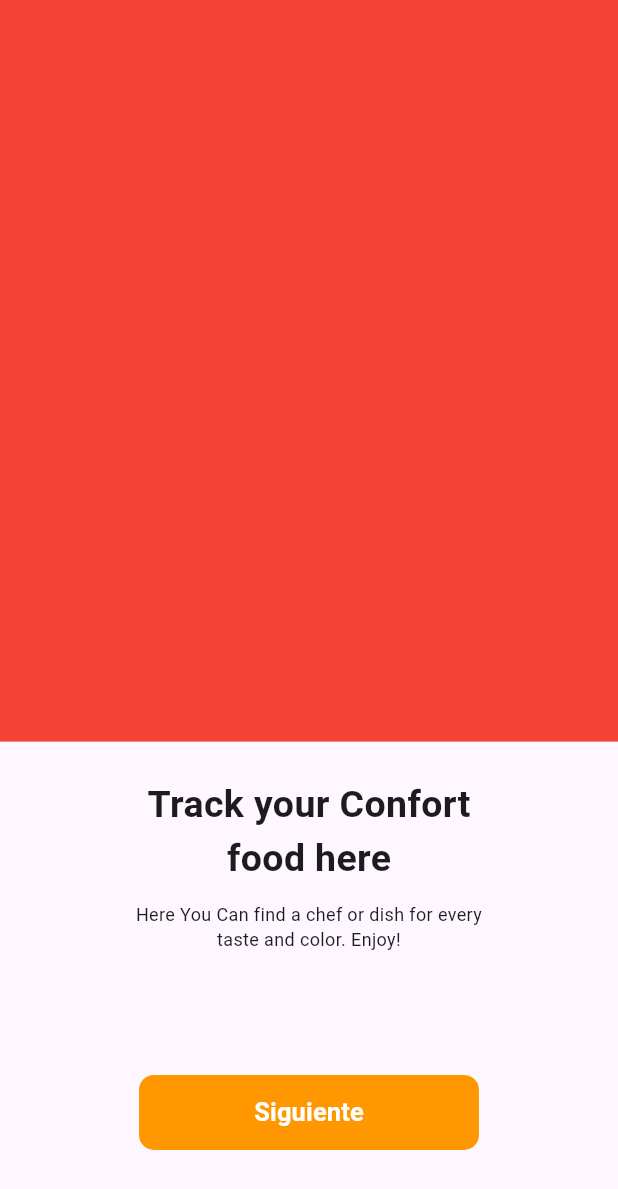
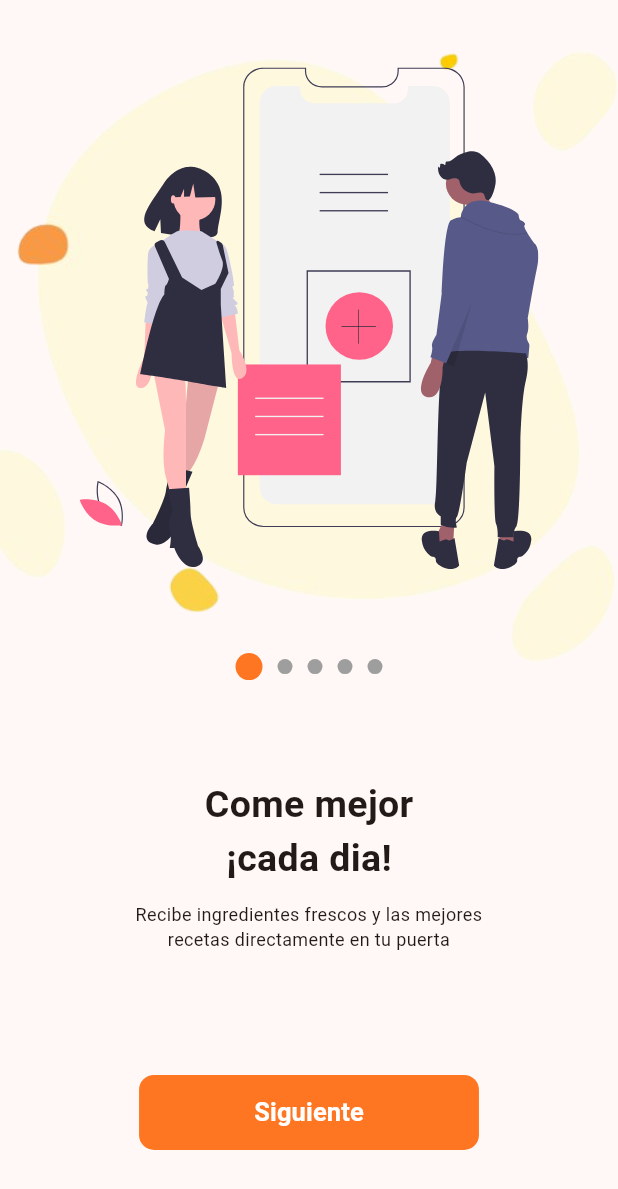
Before and after one commit to manuelcastrobarinas/platosyplan_app_flutter, a Flutter app: the screen it shows after launch, on a phone screen of 412 x 824 dp. Shown: the top 1189 px of the screen. Run offline on Flutter 3.47's test engine with Material 3 defaults, Android fonts, the phone set to English and light mode, and no system bars; our stand-ins replace bloc, flutter_bloc, flutter_svg.

Commit message:
add sliderShow Component create slide bloc, create loadingScreen

```diff
--- /dev/null
+++ b/lib/bloc/slidershow/slidershow_bloc.dart
@@ -0,0 +1,27 @@
+import 'package:bloc/bloc.dart';
+import 'package:flutter/material.dart';
+
+part 'slidershow_event.dart';
+part 'slidershow_state.dart';
+
+class SlidershowBloc extends Bloc<SlidershowEvent, SlidershowState> {
+  SlidershowBloc() : super(SlidershowState()) {
+    on<OnChangeDotsPositionEvent>   ((event, emit) => emit(state.copyWith(dotsUp : event.isDotsUp)));
+    on<OnChangePrimaryColorEvent>   ((event, emit) => emit(state.copyWith(primaryColor    : event.newPrimaryColor)));
+    on<OnChangeSecondaryColorEvent> ((event, emit) => emit(state.copyWith(secondaryColor  : event.secondaryColor)));
+    on<OnChangeBulletPrimaryEvent>  ((event, emit) => emit(state.copyWith(bulletPrimary   : event.newbulletPrimary)));
+    on<OnChangeBulletSecondaryEvent>((event, emit) => emit(state.copyWith(bulletSecondary : event.newbulletSecondary)));
+    on<OnChangeCurrentPageEvent>    ((event, emit) => emit(state.copyWith(currentPage     : event.newCurrentPage)));
+  }
+
+  //change Dots Position
+  void changeDotsPosition({required bool isDotsUp}) => add(OnChangeDotsPositionEvent(isDotsUp: isDotsUp));
+  //change Colors
+  void changePrimaryColor({required Color newPrimaryColor})     => add(OnChangePrimaryColorEvent(newPrimaryColor: newPrimaryColor));
+  void changeSecondaryColor({required Color newSecondaryColor}) => add(OnChangeSecondaryColorEvent(secondaryColor: newSecondaryColor));
+  //change bullets
+  void changeBulletPrimary({required double newbulletPrimary})     => add(OnChangeBulletPrimaryEvent(newbulletPrimary: newbulletPrimary));
+  void changeBulletSecondary({required double newbulletSecondary}) => add(OnChangeBulletSecondaryEvent(newbulletSecondary: newbulletSecondary));
+  //change current Page
+  void changeCurrentPage({required double newCurrentPage}) => add(OnChangeCurrentPageEvent(newCurrentPage: newCurrentPage));
+}
--- /dev/null
+++ b/lib/bloc/slidershow/slidershow_event.dart
@@ -0,0 +1,34 @@
+part of 'slidershow_bloc.dart';
+
+@immutable
+sealed class SlidershowEvent {}
+
+class OnChangeDotsPositionEvent extends SlidershowEvent {
+  final bool isDotsUp;
+  OnChangeDotsPositionEvent({required this.isDotsUp});
+}
+
+class OnChangePrimaryColorEvent extends SlidershowEvent {
+  final Color newPrimaryColor;
+  OnChangePrimaryColorEvent({required this.newPrimaryColor});
+}
+
+class OnChangeSecondaryColorEvent extends SlidershowEvent {
+  final Color secondaryColor;
+  OnChangeSecondaryColorEvent({required this.secondaryColor});
+}
+
+class OnChangeBulletPrimaryEvent extends SlidershowEvent {
+  final double newbulletPrimary;
+  OnChangeBulletPrimaryEvent({required this.newbulletPrimary});
+}
+
+class OnChangeBulletSecondaryEvent extends SlidershowEvent {
+  final double newbulletSecondary;
+  OnChangeBulletSecondaryEvent({required this.newbulletSecondary});
+}
+
+class OnChangeCurrentPageEvent extends SlidershowEvent {
+  final double newCurrentPage;
+  OnChangeCurrentPageEvent({required this.newCurrentPage});
+}
--- /dev/null
+++ b/lib/bloc/slidershow/slidershow_state.dart
@@ -0,0 +1,35 @@
+part of 'slidershow_bloc.dart';
+
+final class SlidershowState  {
+  final double currentPage;
+  final bool    dotsUp;
+  final Color   primaryColor;
+  final Color   secondaryColor;
+  final double  bulletPrimary;
+  final double  bulletSecondary;
+
+  SlidershowState({
+    this.currentPage     = 0,
+    this.dotsUp          = false,
+    this.primaryColor    = Colors.blue,
+    this.secondaryColor  = Colors.grey,
+    this.bulletPrimary   = 12.0,
+    this.bulletSecondary = 12.0,
+  });
+
+  SlidershowState copyWith({
+    double? currentPage,
+    bool? dotsUp,
+    Color? primaryColor,
+    Color? secondaryColor,
+    double? bulletPrimary,
+    double? bulletSecondary,
+  }) => SlidershowState(
+    currentPage: currentPage ??  this.currentPage,
+    dotsUp: dotsUp ?? this.dotsUp,
+    primaryColor    : primaryColor    ?? this.primaryColor,
+    secondaryColor  : secondaryColor  ?? this.secondaryColor,
+    bulletPrimary   : bulletPrimary   ?? this.bulletPrimary,
+    bulletSecondary : bulletSecondary ?? this.bulletSecondary
+  );
+}
--- /dev/null
+++ b/lib/components/components.dart
@@ -0,0 +1 @@
+export 'package:platosyplan/components/slidershow_component.dart';
--- /dev/null
+++ b/lib/components/slidershow_component.dart
@@ -0,0 +1,183 @@
+import 'package:flutter/material.dart';
+import 'package:flutter_bloc/flutter_bloc.dart';
+import 'package:platosyplan/bloc/slidershow/slidershow_bloc.dart';
+
+class SlideshowComponent extends StatelessWidget {
+
+  final List<Widget> slides;
+  final bool   dotsUp;
+  final Color  primaryColor;
+  final Color  secondaryColor;
+  final double bulletPrimary;
+  final double bulletSecondary;
+
+  const SlideshowComponent({
+    super.key,
+    required this.slides,
+    this.dotsUp          = false,
+    this.primaryColor    = Colors.blue,
+    this.secondaryColor  = Colors.grey,
+    this.bulletPrimary   = 12.0,
+    this.bulletSecondary = 12.0,
+  });
+
+  @override
+  Widget build(BuildContext context) {
+    final SlidershowBloc slidershow = BlocProvider.of<SlidershowBloc>(context);
+    return BlocBuilder<SlidershowBloc, SlidershowState>(
+      builder: (context, state) {
+        slidershow.changePrimaryColor(newPrimaryColor: primaryColor);
+        slidershow.changeSecondaryColor(newSecondaryColor: secondaryColor);
+        slidershow.changeBulletPrimary(newbulletPrimary: bulletPrimary);
+        slidershow.changeBulletSecondary(newbulletSecondary: bulletSecondary);
+        return SafeArea(
+          child: Center(
+            child: _CreateSlideshowStructure(
+              dotsUp: dotsUp,
+              slides: slides,
+              currentPage: state.currentPage,
+            )
+          )
+        );
+      },
+    );
+  }
+}
+
+class _CreateSlideshowStructure extends StatelessWidget {
+  final bool dotsUp;
+  final List<Widget> slides;
+  final double currentPage;
+
+  const _CreateSlideshowStructure({
+    required this.dotsUp,
+    required this.slides,
+    required this.currentPage
+  });
+
+  @override
+  Widget build(BuildContext context) {
+    return Column(
+      children: <Widget>[
+        (dotsUp)
+          ? _Dots(totalSlides: slides.length, currentPage: currentPage)
+          : Expanded(
+            child: _Slides(slides)
+          ),
+        (!dotsUp) ? _Dots(totalSlides: slides.length, currentPage: currentPage) : const SizedBox()
+      ],
+    );
+  }
+}
+
+class _Dots extends StatelessWidget {
+  final int totalSlides;
+  final double currentPage;
+
+  const _Dots({
+    required this.totalSlides,
+    required this.currentPage
+  });
+
+  @override
+  Widget build(BuildContext context) {
+    return SizedBox(
+      width: double.infinity,
+      height: 70,
+      child: Row(
+        mainAxisAlignment: MainAxisAlignment.center,
+        children: List.generate( totalSlides, (i) => _Dot(index: i, currentPage: currentPage)),
+      ),
+    );
+  }
+}
+
+class _Dot extends StatelessWidget {
+  final int index;
+  final double currentPage;
+
+  const _Dot({
+    required this.index,
+    required this.currentPage
+  });
+
+  @override
+  Widget build(BuildContext context) {
+    final SlidershowState slidershowBloc = BlocProvider.of<SlidershowBloc>(context).state;
+    double size;
+    Color color;
+
+    if (currentPage >= index - 0.5 && currentPage < index + 0.5) {
+      size  = slidershowBloc.bulletPrimary;
+      color = slidershowBloc.primaryColor;
+    } else {
+      size  = slidershowBloc.bulletSecondary;
+      color = slidershowBloc.secondaryColor;
+    }
+
+    return AnimatedContainer(
+      duration: const Duration(milliseconds: 200),
+      width: size,
+      height: size,
+      margin: const EdgeInsets.symmetric(horizontal: 5),
+      decoration: BoxDecoration(
+        color: color,
+        shape: BoxShape.circle
+      ),
+    );
+  }
+}
+
+
+class _Slides extends StatefulWidget {
+  final List<Widget> slides;
+
+  const _Slides(this.slides);
+
+  @override
+  __SlidesState createState() => __SlidesState();
+}
+
+class __SlidesState extends State<_Slides> {
+
+  final PageController pageViewController = PageController();
+
+  @override
+  void initState() {
+    super.initState();
+    pageViewController.addListener(() {
+      //LLamamos al metodo para cambiar el current page dentro del initState
+      context.read<SlidershowBloc>().changeCurrentPage(newCurrentPage: pageViewController.page!);
+    });
+  }
+
+  @override
+  void dispose() {
+    pageViewController.dispose();
+    super.dispose();
+  }
+
+  @override
+  Widget build(BuildContext context) {
+    return PageView(
+      controller: pageViewController,
+      physics: const BouncingScrollPhysics(),
+      children: widget.slides.map( (slide) => _Slide( slide ) ).toList(),
+    );
+  }
+}
+
+class _Slide extends StatelessWidget {
+  final Widget slide;
+  const _Slide(this.slide);
+
+  @override
+  Widget build(BuildContext context) {
+    return Container(
+      padding : const EdgeInsets.all(30),
+      width : double.infinity,
+      height: double.infinity,
+      child : slide
+    );
+  }
+}
--- a/lib/main.dart
+++ b/lib/main.dart
@@ -1,8 +1,17 @@
 import 'package:flutter/material.dart';
+import 'package:flutter_bloc/flutter_bloc.dart';
+import 'package:platosyplan/bloc/slidershow/slidershow_bloc.dart';
 import 'package:platosyplan/routes/routes.dart';
 
 void main() {
-  runApp(const MyApp());
+  runApp(
+    MultiBlocProvider(
+    providers: [
+      BlocProvider<SlidershowBloc>(create: (BuildContext context) => SlidershowBloc()),
+    ],
+    child: const MyApp()
+    )
+  );
 }
 
 class MyApp extends StatelessWidget {
@@ -12,10 +21,15 @@ class MyApp extends StatelessWidget {
   @override
   Widget build(BuildContext context) {
     return MaterialApp(
+      debugShowCheckedModeBanner: false,
       title : 'platosyplan',
       routes: routes,
       theme : ThemeData(
-        colorScheme: ColorScheme.fromSeed(seedColor: Colors.deepPurple),
+        colorScheme : ColorScheme.fromSeed(seedColor: const Color(0xffFF7622)),
+        primaryColor: const Color(0xffFF7622),
+        buttonTheme : const ButtonThemeData(
+          buttonColor:  Color(0xffFF7622),
+        ),
         useMaterial3: true,
       ),
       initialRoute: 'loading',
--- a/lib/presentation/screens/loading_screen.dart
+++ b/lib/presentation/screens/loading_screen.dart
@@ -1,21 +1,37 @@
 import 'package:flutter/material.dart';
+import 'package:flutter_svg/flutter_svg.dart';
+
+import '../../components/components.dart';
 
 class LoadingScreen extends StatelessWidget {
   const LoadingScreen({super.key});
 
   @override
   Widget build(BuildContext context) {
-    return  Column(
+    return  SafeArea(
+      child: Column(
         children: [
           Expanded(
             flex: 6,
-          child: Container(
-            color: Colors.red,
-            child: const Stack(
+            child: Stack(
               children: [
-                // Image.asset('name')
+                Image.asset('assets/fondo.png'),
+                Padding(
+                  padding: const EdgeInsets.all(15.0),
+                  child: SlideshowComponent(
+                    bulletPrimary   : 18.0,
+                    bulletSecondary : 10.0,
+                    primaryColor    : Theme.of(context).primaryColor,
+                    slides: <Widget>[
+                      SvgPicture.asset('assets/svgs/slide-1.svg'),
+                      SvgPicture.asset('assets/svgs/slide-2.svg'),
+                      SvgPicture.asset('assets/svgs/slide-3.svg'),
+                      SvgPicture.asset('assets/svgs/slide-4.svg'),
+                      SvgPicture.asset('assets/svgs/slide-5.svg'),
+                    ]
+                  ),
+                ),
               ],
-            ),
             )
           ),
           Expanded(
@@ -26,10 +42,10 @@ class LoadingScreen extends StatelessWidget {
                 crossAxisAlignment: CrossAxisAlignment.center,
                 mainAxisAlignment : MainAxisAlignment.center,
                 children: [
-                Text('Track your Confort', style: TextStyle(fontWeight: FontWeight.bold, fontSize: 25), maxLines: 2),
-                Text('food here', style: TextStyle(fontWeight: FontWeight.bold, fontSize: 25), maxLines: 2),
+                  Text('Come mejor', style: TextStyle(fontWeight: FontWeight.bold, fontSize: 25), maxLines: 2),
+                  Text('¡cada dia!', style: TextStyle(fontWeight: FontWeight.bold, fontSize: 25), maxLines: 2),
                   SizedBox(height: 10.0),
-                Text('Here You Can find a chef or dish for every taste and color. Enjoy!', style: TextStyle(fontWeight: FontWeight.w400, fontSize: 12), textAlign: TextAlign.center, maxLines: 2)
+                  Text('Recibe ingredientes frescos y las mejores recetas directamente en tu puerta', style: TextStyle(fontWeight: FontWeight.w400, fontSize: 12), textAlign: TextAlign.center, maxLines: 2)
                 ],
               ),
             )
@@ -41,7 +57,7 @@ class LoadingScreen extends StatelessWidget {
                 minWidth  : MediaQuery.of(context).size.width * 0.55,
                 elevation : 0,
                 height: 50,
-              color : Colors.orange,
+                color : Theme.of(context).primaryColor,
                 shape : RoundedRectangleBorder(borderRadius: BorderRadius.circular(10)),
                 onPressed: () {},
                 child : const Text('Siguiente', style: TextStyle(color: Colors.white, fontWeight: FontWeight.bold, overflow: TextOverflow.ellipsis, fontSize: 17), maxLines: 1),
@@ -49,6 +65,7 @@ class LoadingScreen extends StatelessWidget {
             )
           ),
         ],
+      ),
     );
   }
 }
```
Also changed, not shown: pubspec.yaml (+6 -3 lines), assets/fondo.png (added), assets/svgs/slide-1.svg (added), assets/svgs/slide-2.svg (added), assets/svgs/slide-3.svg (added), assets/svgs/slide-4.svg (added), assets/svgs/slide-5.svg (added), pubspec.lock. Lines whose indentation alone changed are shown as unchanged.
